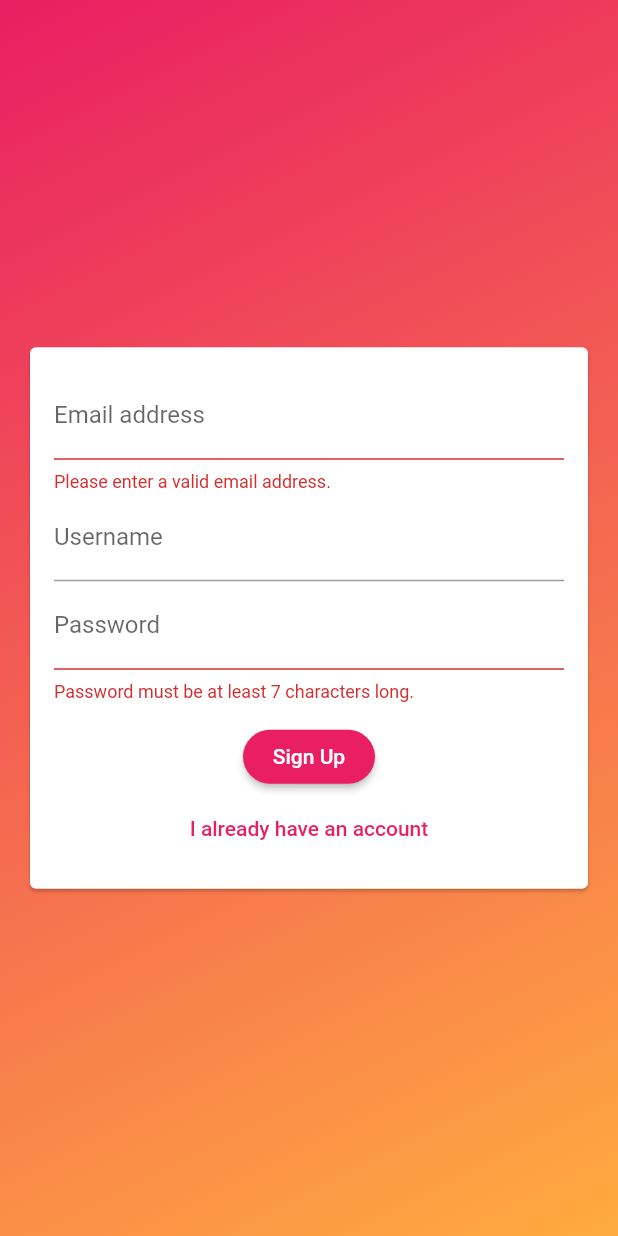
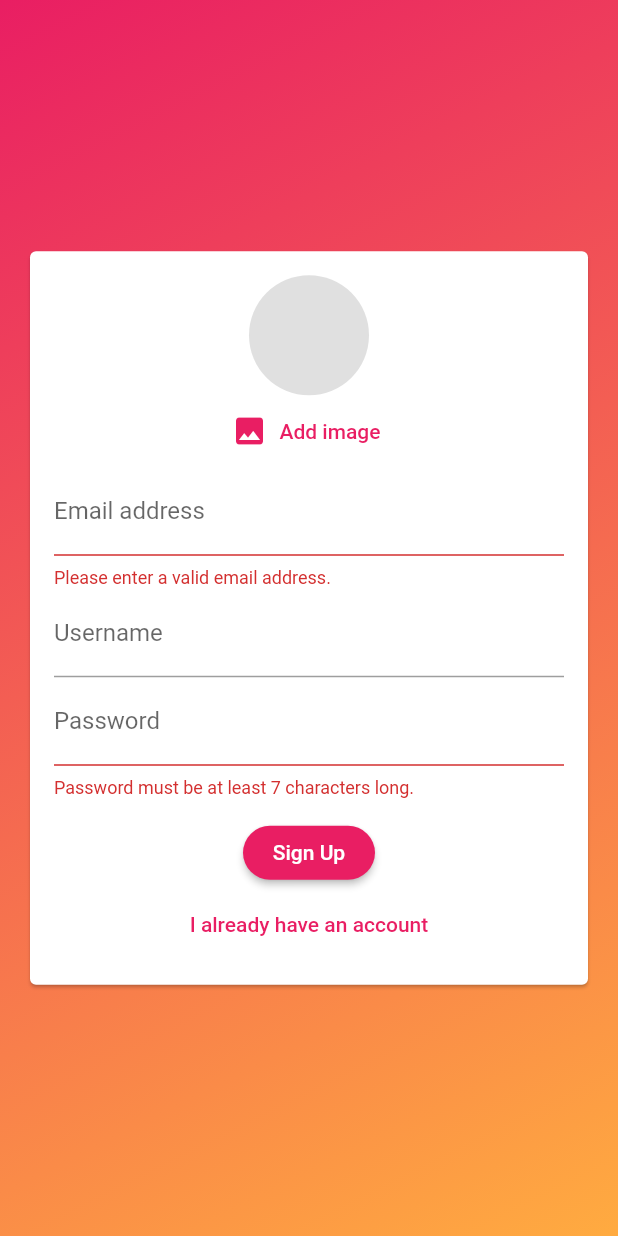
Before and after one commit to simran1901/Chat-App, a Flutter app: the screen it shows after launch, after a tap on "Login", after a tap on "Create new account", on a phone screen of 412 x 824 dp. Run offline on Flutter 3.47's test engine with Material 2 defaults, Android fonts, the phone set to English and light mode, and no system bars; our stand-ins replace cloud_firestore, firebase_auth, firebase_core, image_picker; accounts and stored records are empty.

Commit message:
adding image picker

```diff
--- a/lib/widgets/auth/auth_form.dart
+++ b/lib/widgets/auth/auth_form.dart
@@ -1,4 +1,5 @@
 import 'package:flutter/material.dart';
+import '../pickers/user_image_picker.dart';
 
 class AuthForm extends StatefulWidget {
   AuthForm(
@@ -55,6 +56,7 @@ class _AuthFormState extends State<AuthForm> {
               child: Column(
                 mainAxisSize: MainAxisSize.min,
                 children: <Widget>[
+                  if(!_isLogin) UserImagePicker(),
                   TextFormField(
                     key: ValueKey('email'),
                     validator: (value) {
--- /dev/null
+++ b/lib/widgets/pickers/user_image_picker.dart
@@ -0,0 +1,41 @@
+import 'dart:io';
+
+import 'package:flutter/material.dart';
+import 'package:image_picker/image_picker.dart';
+
+class UserImagePicker extends StatefulWidget {
+  @override
+  _UserImagePickerState createState() => _UserImagePickerState();
+}
+
+class _UserImagePickerState extends State<UserImagePicker> {
+  File _pickedImage;
+
+  void _pickImage() async {
+    final pickedImageFile =
+        File((await ImagePicker().getImage(source: ImageSource.gallery)).path);
+    setState(() {
+      _pickedImage = pickedImageFile;
+    });
+  }
+
+  @override
+  Widget build(BuildContext context) {
+    return Column(
+      children: <Widget>[
+        CircleAvatar(
+          radius: 40,
+          backgroundColor: Colors.grey[300],
+          backgroundImage:
+              _pickedImage != null ? FileImage(_pickedImage) : null,
+        ),
+        FlatButton.icon(
+          textColor: Theme.of(context).primaryColor,
+          onPressed: _pickImage,
+          icon: Icon(Icons.image),
+          label: Text('Add image'),
+        ),
+      ],
+    );
+  }
+}
--- a/pubspec.yaml
+++ b/pubspec.yaml
@@ -31,6 +31,7 @@ dependencies:
   cloud_firestore: ^0.14.4
   firebase_core: ^0.5.0
   firebase_auth: ^0.18.4+1
+  image_picker: ^0.6.7+21
 
 dev_dependencies:
   flutter_test:
```
Also changed, not shown: pubspec.lock.
